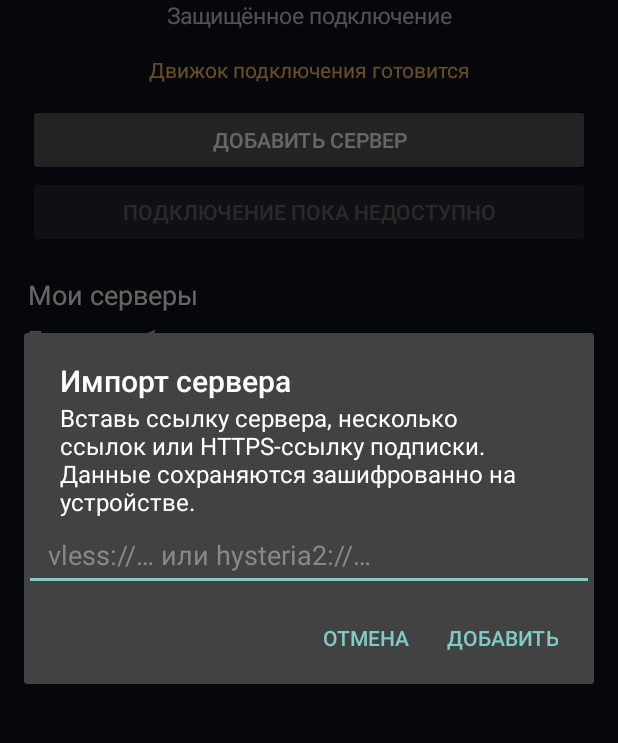
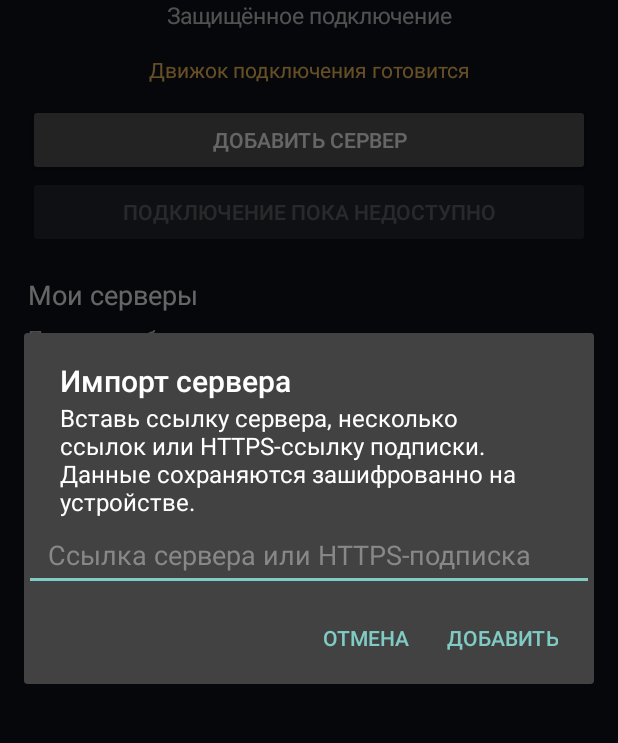
Before and after one commit to lurifm/Astra-VPN, an Android app: the screen it shows after launch (MainActivity), after a tap on "ДОБАВИТЬ СЕРВЕР", on a phone screen of 412 x 824 dp, the part 109-852 px from its top. Run offline under Robolectric (Android 15) with nearby library versions, the phone set to English and light mode, and no system bars.

Commit message:
chore: clarify server subscription import

```diff
--- a/app/src/main/java/com/astra/vpn/MainActivity.kt
+++ b/app/src/main/java/com/astra/vpn/MainActivity.kt
@@ -2,7 +2,6 @@ package com.astra.vpn
 
 import android.app.Activity
 import android.app.AlertDialog
-import android.net.VpnService
 import android.os.Bundle
 import android.graphics.Color
 import android.view.Gravity
@@ -83,7 +82,7 @@ class MainActivity : Activity() {
 
     private fun showImportDialog() {
         val input = EditText(this).apply {
-            hint = "vless://… или hysteria2://…"
+            hint = "Ссылка сервера или HTTPS-подписка"
             setTextColor(Color.WHITE)
             setHintTextColor(Color.GRAY)
             setPadding(24, 18, 24, 18)
```
